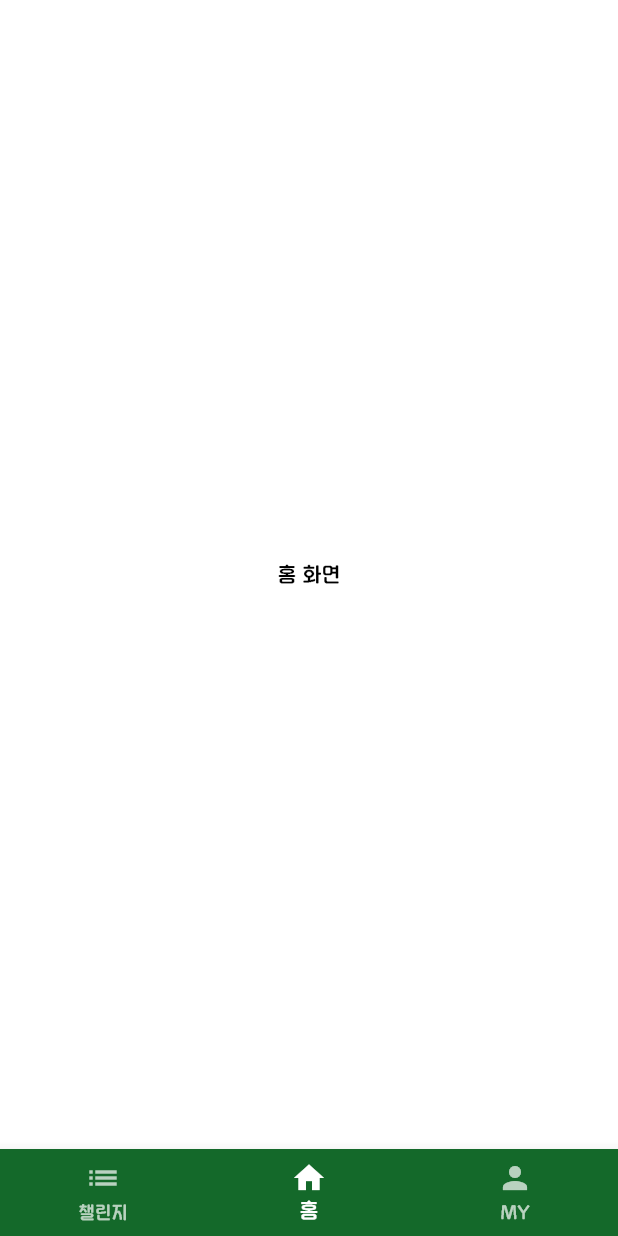
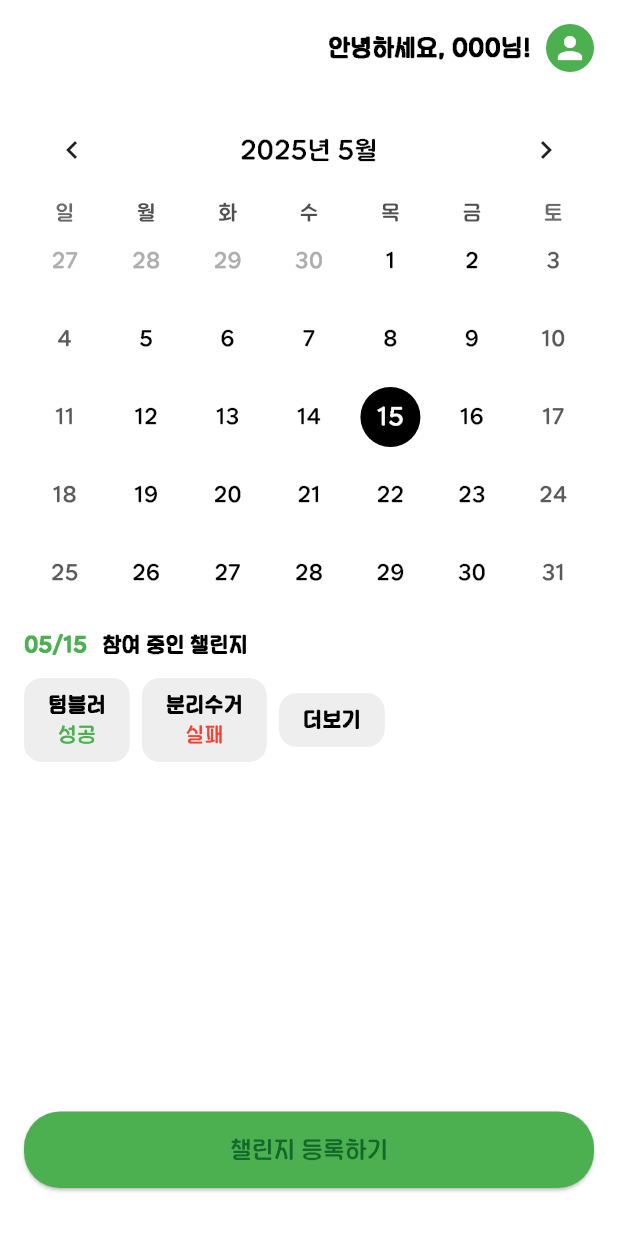
Before and after one commit to seunghye-rain/Greeners-SC, a Flutter app: the HomeScreen screen opened by its route, on a phone screen of 412 x 824 dp. Run offline on Flutter 3.47's test engine with Material 3 defaults, Android fonts, the phone set to English and light mode, and no system bars; drawn by our look-alikes of table_calendar; our stand-ins replace firebase_auth, firebase_core, go_router, google_maps_flutter, google_sign_in, image_picker; accounts and stored records are empty; generated files the repository leaves out were written again.

Commit message:
[Feat] 홈화면 추가 및 오류 해결

```diff
--- a/lib/home/features/home_service.dart
+++ /dev/null
@@ -1 +0,0 @@
-// APU 호출 등 로직 정리 위한 파일
--- a/lib/home/features/screens/home_screen.dart
+++ b/lib/home/features/screens/home_screen.dart
@@ -1,14 +1,126 @@
+// APU 호출 등 로직 정리 위한 파일
 import 'package:flutter/material.dart';
-import '../../../core/widgets/app_bottom_nav.dart';
+import 'package:table_calendar/table_calendar.dart';
+import 'package:intl/intl.dart';
+import 'package:intl/date_symbol_data_local.dart';
 
-class HomeScreen extends StatelessWidget {
+class HomeScreen extends StatefulWidget {
   const HomeScreen({super.key});
 
   @override
+  State<HomeScreen> createState() => _HomeScreenState();
+}
+
+class _HomeScreenState extends State<HomeScreen> {
+  DateTime _focusedDay = DateTime.now();
+  DateTime? _selectedDay;
+
+  @override
+  void initState() {
+    super.initState();
+    _selectedDay = _focusedDay;
+  }
+
+  @override
   Widget build(BuildContext context) {
-    return const Scaffold(
-      body: Center(child: Text('홈 화면')),
-      bottomNavigationBar: AppBottomNav(currentIndex: 1),
+    final today = DateFormat('MM/dd').format(_selectedDay!);
+
+    return Scaffold(
+      backgroundColor: Colors.white,
+      body: SafeArea(
+        child: Padding(
+          padding: const EdgeInsets.symmetric(horizontal: 16.0, vertical: 16),
+          child: Column(
+            children: [
+              Row(
+                mainAxisAlignment: MainAxisAlignment.end,
+                children: const [
+                  Text('안녕하세요, 000님!', style: TextStyle(fontSize: 16, fontWeight: FontWeight.bold)),
+                  SizedBox(width: 10),
+                  CircleAvatar(
+                    radius: 16,
+                    backgroundColor: Colors.green,
+                    child: Icon(Icons.person, color: Colors.white),
+                  )
+                ],
+              ),
+              const SizedBox(height: 20),
+              TableCalendar(
+                locale: 'ko_KR',
+                firstDay: DateTime.utc(2020, 1, 1),
+                lastDay: DateTime.utc(2030, 12, 31),
+                focusedDay: _focusedDay,
+                selectedDayPredicate: (day) => isSameDay(_selectedDay, day),
+                onDaySelected: (selectedDay, focusedDay) {
+                  setState(() {
+                    _selectedDay = selectedDay;
+                    _focusedDay = focusedDay;
+                  });
+                },
+                headerStyle: const HeaderStyle(
+                  titleCentered: true,
+                  formatButtonVisible: false,
+                ),
+                calendarStyle: const CalendarStyle(
+                  todayDecoration: BoxDecoration(color: Colors.green, shape: BoxShape.circle),
+                  selectedDecoration: BoxDecoration(color: Colors.black, shape: BoxShape.circle),
+                ),
+              ),
+              const SizedBox(height: 12),
+              Row(
+                crossAxisAlignment: CrossAxisAlignment.start,
+                children: [
+                  Text(today, style: const TextStyle(color: Colors.green, fontWeight: FontWeight.bold)),
+                  const SizedBox(width: 10),
+                  const Text('참여 중인 챌린지', style: TextStyle(fontWeight: FontWeight.bold))
+                ],
+              ),
+              const SizedBox(height: 12),
+              Row(
+                mainAxisAlignment: MainAxisAlignment.start,
+                children: [
+                  _challengeBox('텀블러', success: true),
+                  const SizedBox(width: 8),
+                  _challengeBox('분리수거', success: false),
+                  const SizedBox(width: 8),
+                  _challengeBox('더보기')
+                ],
+              ),
+              const Spacer(),
+              SizedBox(
+                width: double.infinity,
+                child: ElevatedButton(
+                  onPressed: () {},
+                  style: ElevatedButton.styleFrom(
+                    backgroundColor: Colors.green,
+                    padding: const EdgeInsets.symmetric(vertical: 14),
+                    shape: RoundedRectangleBorder(borderRadius: BorderRadius.circular(24)),
+                  ),
+                  child: const Text('챌린지 등록하기', style: TextStyle(fontSize: 16)),
+                ),
+              ),
+              const SizedBox(height: 16)
+            ],
+          ),
+        ),
+      ),
+    );
+  }
+
+  Widget _challengeBox(String label, {bool? success}) {
+    return Container(
+      padding: const EdgeInsets.symmetric(horizontal: 16, vertical: 8),
+      decoration: BoxDecoration(
+        color: Colors.grey[200],
+        borderRadius: BorderRadius.circular(12),
+      ),
+      child: Column(
+        children: [
+          Text(label, style: const TextStyle(fontWeight: FontWeight.bold)),
+          if (success != null)
+            Text(success ? '성공' : '실패', style: TextStyle(color: success ? Colors.green : Colors.red))
+        ],
+      ),
     );
   }
 }
--- a/pubspec.yaml
+++ b/pubspec.yaml
@@ -17,6 +17,8 @@ dependencies:
   google_sign_in: ^6.1.5
   http: ^1.3.0
   image_picker: ^1.1.2
+  table_calendar: ^3.0.9
+  intl: ^0.18.1
 
 dev_dependencies:
   flutter_test:
```
Also changed, not shown: firepit-log.txt (added, +24 -0 lines), lib/main.dart (+12 -3 lines), pubspec.lock, 2 other files.
